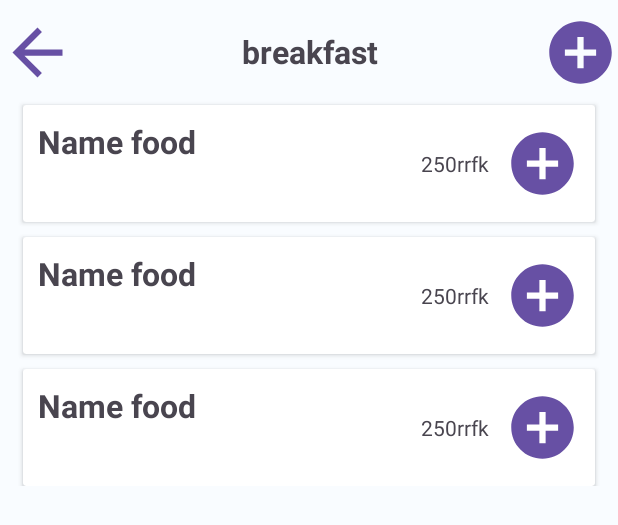
After one commit to mirikyekiro/VOYproject, an Android app: the layout list_food.xml on its own in the app's theme, with its tools: preview values and no code run, on a phone screen of 412 x 824 dp. The commit adds this screen. Shown: the top 525 px of the screen. Run offline under Robolectric (Android 15) with nearby library versions, the phone set to English and light mode, and no system bars.

Commit message:
Я хз че сделала

```diff
--- a/app/build.gradle.kts
+++ b/app/build.gradle.kts
@@ -12,7 +12,7 @@ android {
         targetSdk = 33
         versionCode = 1
         versionName = "1.0"
-
+        vectorDrawables.useSupportLibrary = true
         testInstrumentationRunner = "androidx.test.runner.AndroidJUnitRunner"
     }
 
--- a/app/src/main/AndroidManifest.xml
+++ b/app/src/main/AndroidManifest.xml
@@ -48,6 +48,11 @@
 
         </activity>
 
+        <activity
+            android:name=".AddFood.ListDay">
+
+        </activity>
+
 
     </application>
 
--- a/app/src/main/java/com/example/voyproject/Database/DatabaseManager.java
+++ /dev/null
@@ -1,4 +0,0 @@
-package com.example.voyproject.Database;
-
-public class DatabaseManager {
-}
--- a/app/src/main/java/com/example/voyproject/MainMenu/FragmentHome.java
+++ b/app/src/main/java/com/example/voyproject/MainMenu/FragmentHome.java
@@ -16,6 +16,7 @@ import android.widget.ProgressBar;
 import android.widget.TextView;
 import android.widget.Button;
 
+import com.example.voyproject.AddFood.ListDay;
 import com.example.voyproject.AddFood.MainActivityFood;
 import com.example.voyproject.R;
 
@@ -210,7 +211,7 @@ public class FragmentHome extends Fragment {
     }
 
     private void PostmanInterface(String str){
-        Intent intent = new Intent(getActivity(), MainActivityFood.class);
+        Intent intent = new Intent(getActivity(), ListDay.class);
         intent.putExtra("textMeal", str);
         startActivity(intent);
     }
--- a/app/src/main/java/com/example/voyproject/SplashActivity.java
+++ b/app/src/main/java/com/example/voyproject/SplashActivity.java
@@ -7,6 +7,7 @@ import android.os.Bundle;
 
 import androidx.appcompat.app.AppCompatActivity;
 
+import com.example.voyproject.Database.DatabaseHelper;
 import com.example.voyproject.MainMenu.MainMenu;
 import com.example.voyproject.StartScreen.StartScreen;
 
@@ -23,9 +24,9 @@ public class SplashActivity extends AppCompatActivity {
         sPref = getSharedPreferences(APP_PREFERENCES, Context.MODE_PRIVATE);
         SharedPreferences.Editor ed = sPref.edit();
 
+
         if(sPref.contains(APP_PREFERENCES_TYPE_WORKOUT)) {
-            Intent intent = new Intent(this, MainMenu.class);
-            startActivity(intent);
+            startActivity(new Intent(this, MainMenu.class));
             finish();
         }
         else {
--- /dev/null
+++ b/app/src/main/res/layout/list_food.xml
@@ -0,0 +1,62 @@
+<?xml version="1.0" encoding="utf-8"?>
+<androidx.constraintlayout.widget.ConstraintLayout xmlns:android="http://schemas.android.com/apk/res/android"
+    android:layout_width="match_parent"
+    android:layout_height="match_parent"
+    xmlns:tools="http://schemas.android.com/tools"
+    xmlns:app="http://schemas.android.com/apk/res-auto"
+    android:orientation="vertical"
+    android:background="#FFF9FCFF"
+    tools:context=".AddFood.MainActivityFood">
+
+    <LinearLayout
+        android:id="@+id/linearLayout"
+        android:layout_marginTop="10sp"
+        android:layout_width="match_parent"
+        android:layout_height="wrap_content"
+        android:orientation="horizontal"
+        app:layout_constraintTop_toTopOf="parent"
+        app:layout_constraintLeft_toLeftOf="parent"
+        app:layout_constraintRight_toRightOf="parent"
+        android:baselineAligned="false">
+
+        <Button
+            android:id="@+id/btnBackToMenu2"
+            android:layout_width="50sp"
+            android:layout_height="50sp"
+            android:background="@drawable/arrow_back"
+            android:gravity="start"/>
+
+        <TextView
+            android:id="@+id/text_meal"
+            android:layout_width="wrap_content"
+            android:layout_height="wrap_content"
+            android:text="breakfast"
+            android:textSize="21sp"
+            android:textStyle="bold"
+            android:gravity="center_horizontal"
+            android:layout_marginTop="10sp"
+            android:layout_weight="1"/>
+
+        <Button
+            android:id="@+id/btnAddProduct"
+            android:layout_width="50sp"
+            android:layout_height="50sp"
+            android:background="@drawable/add_circle"
+            android:gravity="end"/>
+
+    </LinearLayout>
+
+
+    <androidx.recyclerview.widget.RecyclerView
+        android:layout_marginStart="5sp"
+        android:layout_marginEnd="5sp"
+        android:id="@+id/recyclerView"
+        android:layout_width="match_parent"
+        android:layout_height="wrap_content"
+        android:scrollbars="vertical"
+        tools:listitem="@layout/list_item"
+        app:layout_constraintTop_toBottomOf="@id/linearLayout">
+
+    </androidx.recyclerview.widget.RecyclerView>
+
+</androidx.constraintlayout.widget.ConstraintLayout>
--- a/app/src/main/res/layout/list_item.xml
+++ b/app/src/main/res/layout/list_item.xml
@@ -7,7 +7,8 @@
     android:layout_marginTop="10sp"
     android:layout_marginStart="10sp"
     android:layout_marginEnd="10sp"
-    android:descendantFocusability="blocksDescendants">
+    android:descendantFocusability="blocksDescendants"
+    android:id="@+id/mainLayout">
 
     <androidx.constraintlayout.widget.ConstraintLayout
         android:layout_width="match_parent"
@@ -16,7 +17,7 @@
 
         <TextView
             android:id="@+id/listName"
-            android:layout_width="wrap_content"
+            android:layout_width="250sp"
             android:layout_height="wrap_content"
             android:text="Name food"
             android:textStyle="bold"
@@ -27,9 +28,9 @@
             app:layout_constraintTop_toTopOf="parent"/>
 
         <TextView
+            android:id="@+id/listGramm"
             android:layout_width="wrap_content"
             android:layout_height="wrap_content"
-            android:text="100гр"
             android:layout_marginTop="10sp"
             android:layout_marginStart="10sp"
             android:layout_marginBottom="10sp"
@@ -46,10 +47,10 @@
             android:layout_toEndOf="@id/listName"
             app:layout_constraintTop_toTopOf="parent"
             app:layout_constraintBottom_toBottomOf="parent"
-            app:layout_constraintRight_toLeftOf="@id/btn_addProduct"/>
+            app:layout_constraintRight_toLeftOf="@id/btnAddProduct"/>
 
         <Button
-            android:id="@+id/btn_addProduct"
+            android:id="@+id/btnAddProduct"
             android:layout_width="50sp"
             android:layout_height="50sp"
             android:layout_marginEnd="10sp"
```
Also changed, not shown: app/src/main/java/com/example/voyproject/AddFood/CustomTextWatcherImpl.java (deleted, +0 -11 lines), app/src/main/java/com/example/voyproject/AddFood/ListAdapter.java (+50 -36 lines), app/src/main/java/com/example/voyproject/AddFood/ListData.java (deleted, +0 -17 lines), app/src/main/java/com/example/voyproject/AddFood/ListDay.java (added, +39 -0 lines), app/src/main/java/com/example/voyproject/AddFood/MainActivityFood.java (+45 -60 lines), app/src/main/java/com/example/voyproject/AddFood/NewFood.java (+6 -6 lines), app/src/main/java/com/example/voyproject/Database/DatabaseHelper.java (+74 -12 lines), app/src/main/java/com/example/voyproject/Database/FoodConstants.java (deleted, +0 -36 lines), app/src/main/res/layout/activity_detailed.xml (+9 -0 lines), app/src/main/res/layout/add_food.xml (added, +44 -0 lines), app/src/main/res/layout/add_food_frag.xml (deleted, +0 -71 lines).
